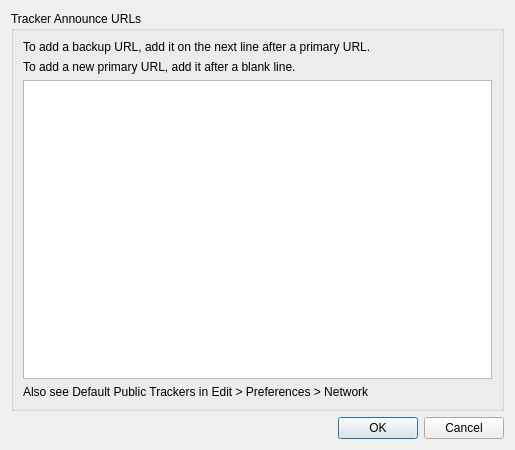
The window that qt/TrackersDialog.ui (retransmission/retransmission) describes before a commit, drawn with Qt 5.
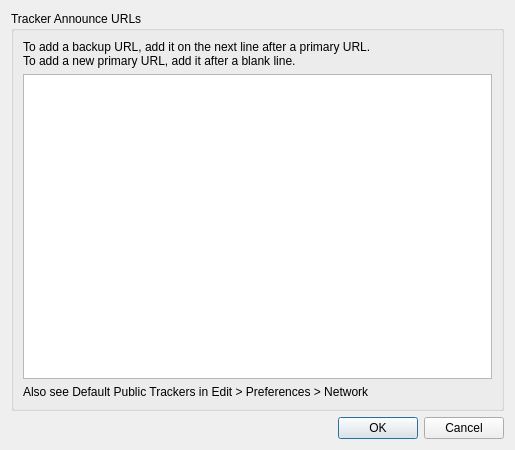
The same window after the commit.

Commit message: chore(qt): word the tracker-list help as the GTK client does

Diff of the .ui file:
```diff
--- a/qt/TrackersDialog.ui
+++ b/qt/TrackersDialog.ui
@@ -23,18 +23,12 @@
       <item row="0" column="0">
        <widget class="QLabel" name="backupLabel">
         <property name="text">
-         <string>To add a backup URL, add it on the next line after a primary URL.</string>
+         <string>To add a backup URL, add it on the next line after a primary URL.
+To add a new primary URL, add it after a blank line.</string>
         </property>
        </widget>
       </item>
       <item row="1" column="0">
-       <widget class="QLabel" name="primaryLabel">
-        <property name="text">
-         <string>To add a new primary URL, add it after a blank line.</string>
-        </property>
-       </widget>
-      </item>
-      <item row="2" column="0">
        <widget class="QPlainTextEdit" name="trackerList">
         <property name="tabChangesFocus">
          <bool>true</bool>
```
Left out of the diff: 4 changed lines with no effect on the pictures. The commit also changes 37 other files.
